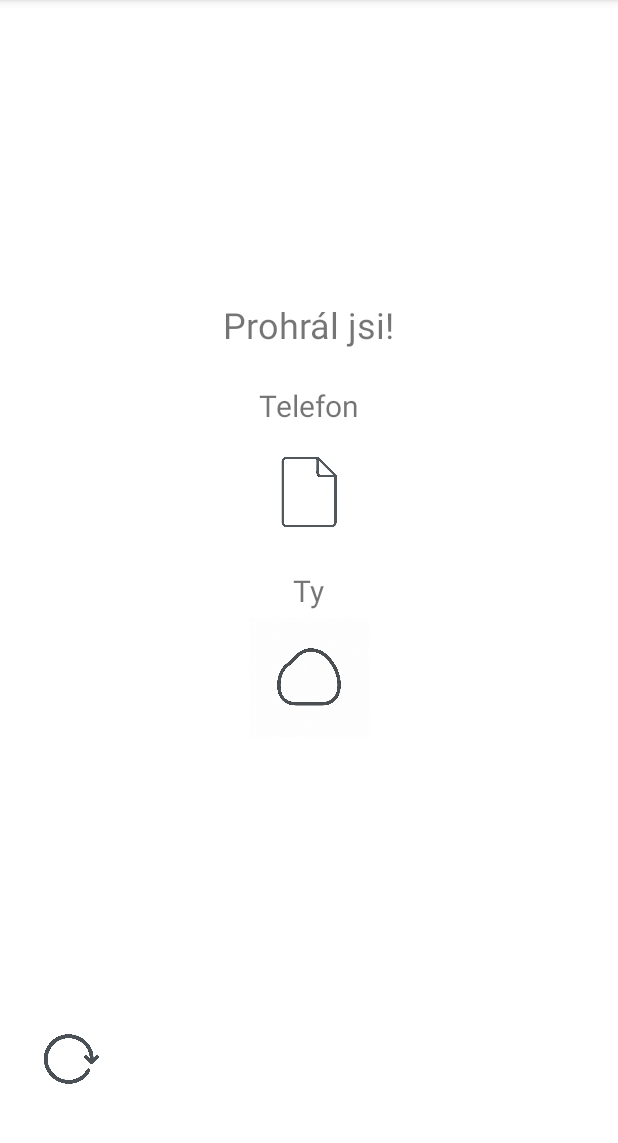
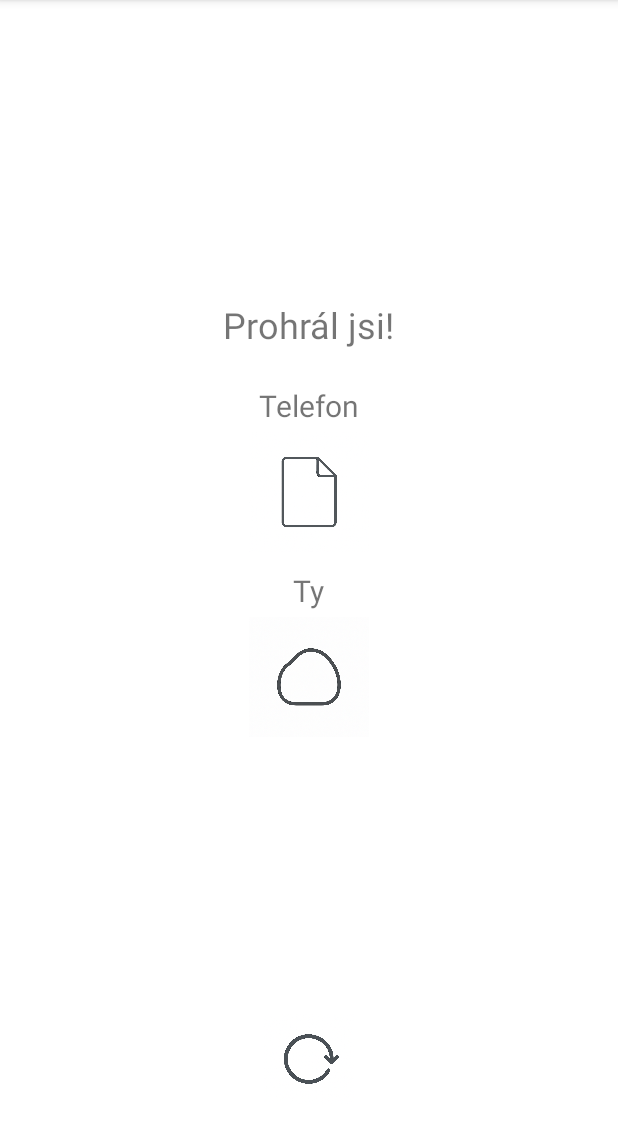
Before and after one commit to Backo47/Rock_Paper_Scissors, an Android app: the screen it shows after launch (MainActivity), after a tap on "Ikona kamene", on a phone screen of 412 x 824 dp, the part 84-1227 px from its top. Run offline under Robolectric (Android 15) with nearby library versions, the phone set to English and light mode, and no system bars.

Commit message:
Reload button position fix

```diff
--- a/app/src/main/res/layout/activity_main.xml
+++ b/app/src/main/res/layout/activity_main.xml
@@ -109,6 +109,7 @@
         android:layout_width="60dp"
         android:layout_height="60dp"
         android:layout_marginBottom="16dp"
+        android:layout_gravity="center_horizontal"
         android:visibility="gone"
         android:src="@drawable/replay"
         android:background="?attr/selectableItemBackgroundBorderless"
```
